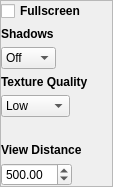
Qt form bin/data/ui/renderersettings.ui (realXtend/tundra) before a commit.
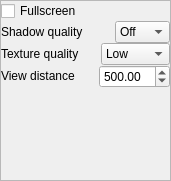
The same form after that commit.

Commit message: Expose Renderer's properties as Qt properties instead of public slot setters and getters. Tweak Renderer Settings UI a bit.

Diff of the .ui file:
```diff
--- a/bin/data/ui/renderersettings.ui
+++ b/bin/data/ui/renderersettings.ui
@@ -6,8 +6,8 @@
    <rect>
     <x>0</x>
     <y>0</y>
-    <width>113</width>
-    <height>140</height>
+    <width>171</width>
+    <height>181</height>
    </rect>
   </property>
   <property name="windowTitle">
@@ -29,6 +29,9 @@
       <enum>QFrame::Raised</enum>
      </property>
      <layout class="QVBoxLayout" name="verticalLayout">
+      <property name="spacing">
+       <number>0</number>
+      </property>
       <property name="margin">
        <number>0</number>
       </property>
@@ -38,8 +41,8 @@
          <widget class="QCheckBox" name="fullscreen_toggle">
           <property name="font">
            <font>
-            <weight>75</weight>
-            <bold>true</bold>
+            <weight>50</weight>
+            <bold>false</bold>
            </font>
           </property>
           <property name="layoutDirection">
@@ -56,15 +59,17 @@
        </layout>
       </item>
       <item>
+       <layout class="QHBoxLayout" name="horizontalLayout_4">
+        <item>
        <widget class="QLabel" name="label_shadows">
         <property name="font">
          <font>
-          <weight>75</weight>
-          <bold>true</bold>
+            <weight>50</weight>
+            <bold>false</bold>
          </font>
         </property>
         <property name="text">
-         <string>Shadows</string>
+           <string>Shadow quality</string>
         </property>
        </widget>
       </item>
@@ -93,16 +98,20 @@
         </item>
        </widget>
       </item>
+       </layout>
+      </item>
+      <item>
+       <layout class="QHBoxLayout" name="horizontalLayout_5">
       <item>
        <widget class="QLabel" name="label_texture">
         <property name="font">
          <font>
-          <weight>75</weight>
-          <bold>true</bold>
+            <weight>50</weight>
+            <bold>false</bold>
          </font>
         </property>
         <property name="text">
-         <string>Texture Quality</string>
+           <string>Texture quality</string>
         </property>
        </widget>
       </item>
@@ -126,13 +135,10 @@
         </item>
        </widget>
       </item>
-      <item>
-       <widget class="QLabel" name="label_restartmessage">
-        <property name="text">
-         <string/>
-        </property>
-       </widget>
+       </layout>
       </item>
+      <item>
+       <layout class="QHBoxLayout" name="horizontalLayout_6">
       <item>
        <widget class="QLabel" name="label_viewdistance">
         <property name="sizePolicy">
@@ -143,12 +149,12 @@
         </property>
         <property name="font">
          <font>
-          <weight>75</weight>
-          <bold>true</bold>
+            <weight>50</weight>
+            <bold>false</bold>
          </font>
         </property>
         <property name="text">
-         <string>View Distance</string>
+           <string>View distance</string>
         </property>
        </widget>
       </item>
@@ -180,18 +186,14 @@
         </property>
        </widget>
       </item>
+       </layout>
+      </item>
       <item>
-       <spacer name="verticalSpacer">
-        <property name="orientation">
-         <enum>Qt::Vertical</enum>
+       <widget class="QLabel" name="messageLabel">
+        <property name="text">
+         <string/>
         </property>
-        <property name="sizeHint" stdset="0">
-         <size>
-          <width>20</width>
-          <height>40</height>
-         </size>
-        </property>
-       </spacer>
+       </widget>
       </item>
      </layout>
     </widget>
```
Lines whose indentation alone changed are shown as unchanged. The commit also changes 3 other files.
